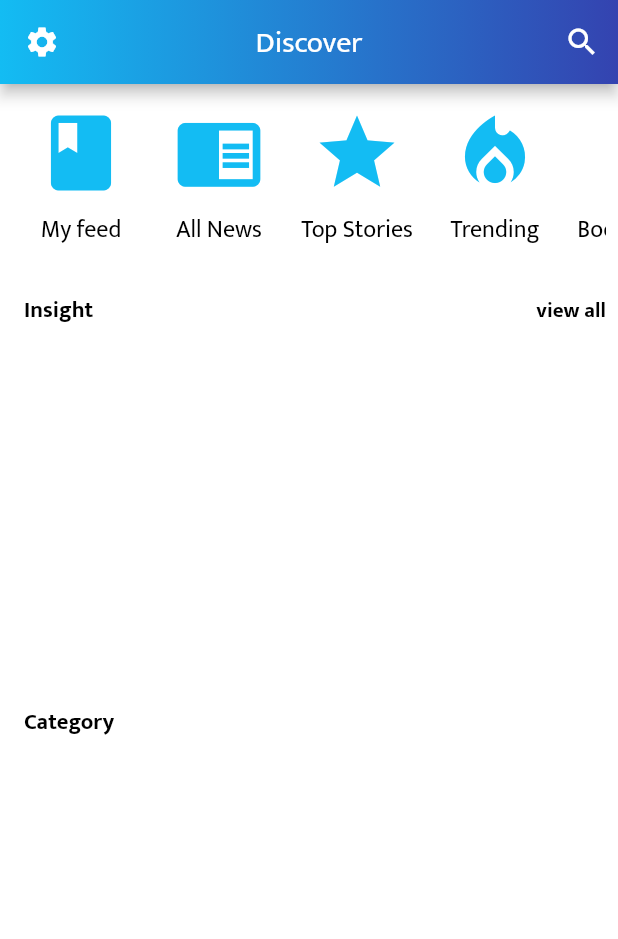
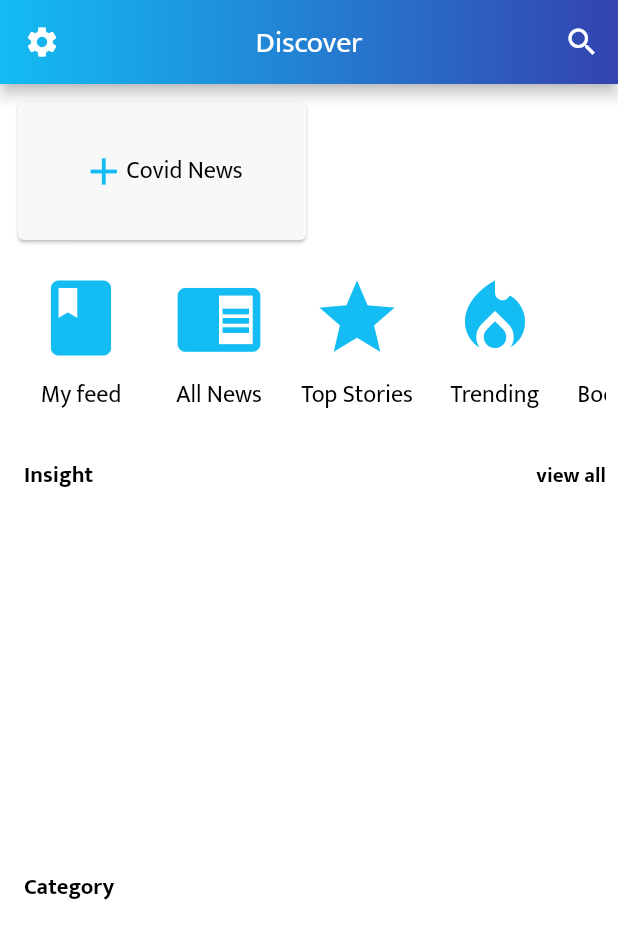
Before and after one commit to sabin-nepal/makalu_tv, a Flutter app: the HomeTab screen opened directly, on a phone screen of 412 x 824 dp. Shown: the top 939 px of the screen. Run offline on Flutter 3.47's test engine with Material 2 defaults, Android fonts, the phone set to English and light mode, and no system bars; our stand-ins replace auto_size_text, better_player, cached_network_image, device_info_plus, firebase_core, firebase_messaging and 7 more; accounts and stored records are empty; network calls fail.

Commit message:
covid news card added

```diff
--- a/lib/app/ui/screens/home_tab.dart
+++ b/lib/app/ui/screens/home_tab.dart
@@ -73,6 +73,8 @@ class _HomeTabState extends State<HomeTab> {
               mainAxisSize: MainAxisSize.min,
               crossAxisAlignment: CrossAxisAlignment.start,
               children: [
+                Container(height: 100.0, child: _newsCategory()),
+                SizedBox(height: 10),
                 Container(height: 120.0, child: _buildfeed(context)),
                 SizedBox(height: 10),
                 Row(
@@ -137,6 +139,40 @@ class _HomeTabState extends State<HomeTab> {
         ));
   }
 
+  Widget _newsCategory() {
+    return ListView(
+      scrollDirection: Axis.horizontal,
+      children: [
+        InkWell(
+          onTap: () {
+            Navigator.pushNamed(
+              context,
+              AppRoutes.categoryScreen,
+              arguments: {
+                'title': 'Covid News',
+                'catid': 'makalu&covidnews',
+              },
+            );
+          },
+          child: Container(
+            width: 200,
+            child: Card(
+              color: AppColors.bgColor.withOpacity(0.9),
+              child:
+                  Row(mainAxisAlignment: MainAxisAlignment.center, children: [
+                Icon(
+                  Icons.add,
+                  color: AppColors.accentColor,
+                  size: 30,
+                ),
+                Text("Covid News", style: titleText),
+              ]),
+            ),
+          ),
+        )
+      ],
+    );
+  }
   Widget _buildInsight(BuildContext context) {
     return FutureBuilder<List<Insight>>(
         future: _insightService,
```
